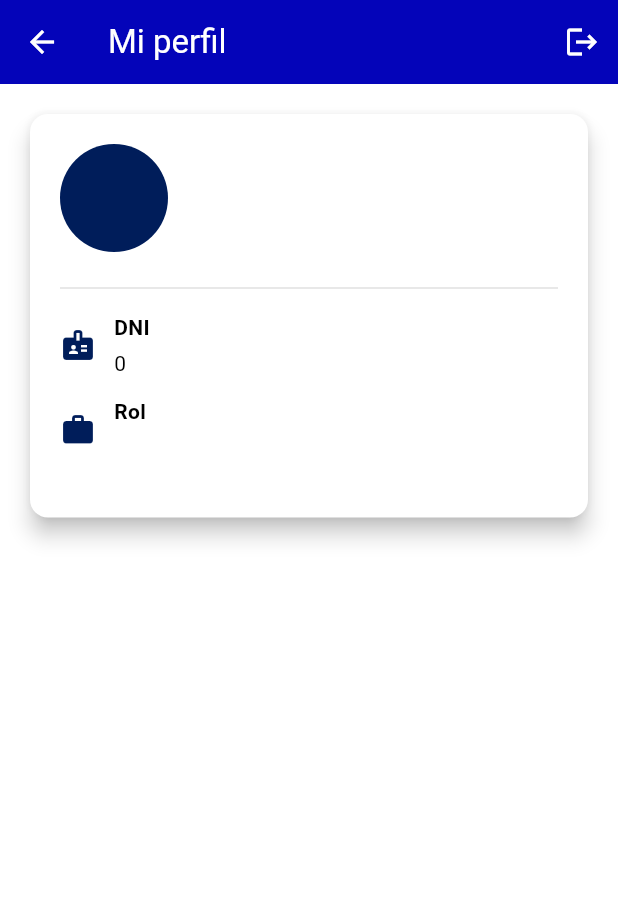
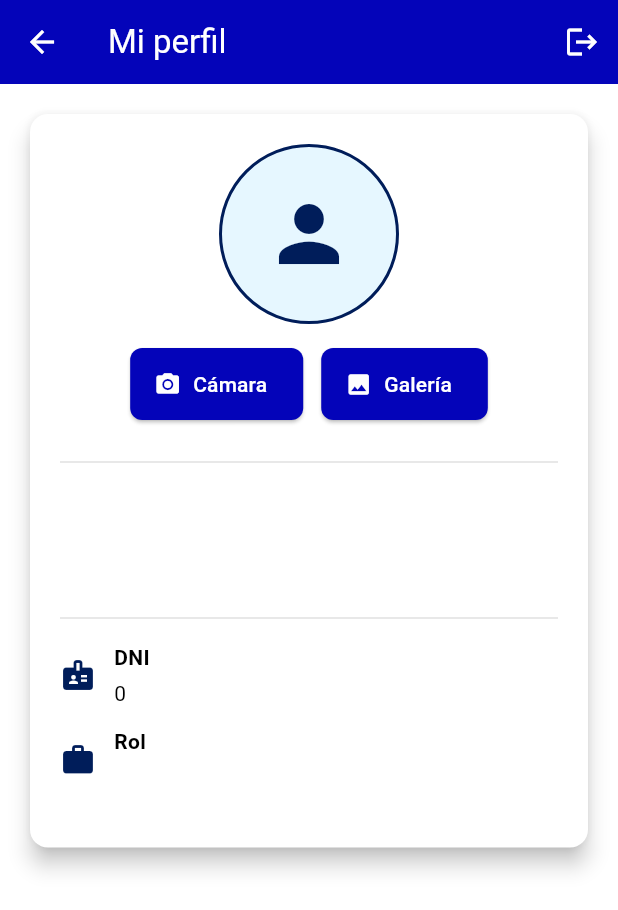
Before and after one commit to EmanuelAgustinPintorAcosta/GestionSociosMobile, a Flutter app: the PerfilSocioPantalla screen opened by its route, on a phone screen of 412 x 824 dp. Shown: the top 910 px of the screen. Run offline on Flutter 3.47's test engine with Material 3 defaults, Android fonts, the light colour scheme and no system bars; our stand-ins replace cloud_firestore, firebase_auth, firebase_core, firebase_storage, image_picker; accounts and stored records are empty.

Commit message:
integracion de imagenes, funcionando perfecto

```diff
--- a/lib/modelos/modelo_asunto.dart
+++ b/lib/modelos/modelo_asunto.dart
@@ -10,6 +10,7 @@ class ModeloAsunto {
   String descripcion;
   Timestamp fecha;
   bool leido;
+  String? fotoBase64;
 
   ModeloAsunto({
     this.id,
@@ -21,6 +22,7 @@ class ModeloAsunto {
     required this.descripcion,
     Timestamp? fecha,
     this.leido = false,
+    this.fotoBase64,
   }) : fecha = fecha ?? Timestamp.now();
 
   Map<String, dynamic> toMap() => {
@@ -32,6 +34,7 @@ class ModeloAsunto {
         'descripcion': descripcion,
         'fecha': fecha,
         'leido': leido,
+        if (fotoBase64 != null && fotoBase64!.isNotEmpty) 'fotoBase64': fotoBase64,
       };
 
   static ModeloAsunto fromMap(Map<String, dynamic> map) {
@@ -43,6 +46,7 @@ class ModeloAsunto {
       descripcion: map['descripcion'] ?? '',
       fecha: map['fecha'] is Timestamp ? map['fecha'] as Timestamp : Timestamp.now(),
       leido: map['leido'] ?? false,
+      fotoBase64: map['fotoBase64'] as String?,
     )..id = map['id'] ?? map['uid'];
   }
 }
--- a/lib/modelos/modelo_socio.dart
+++ b/lib/modelos/modelo_socio.dart
@@ -5,6 +5,8 @@ class ModeloSocio {
   int dni;
   String rol;
   String email;
+  String? fotoUrl;
+  String? fotoBase64;
 
   ModeloSocio({
     this.uid,
@@ -13,6 +15,8 @@ class ModeloSocio {
     required this.dni,
     this.rol = 'socio',
     required this.email,
+    this.fotoUrl,
+    this.fotoBase64,
   });
 
   factory ModeloSocio.fromMap(Map<String, dynamic> m) {
@@ -26,6 +30,8 @@ class ModeloSocio {
         : int.tryParse((m['dni'] ?? '').toString()) ?? 0,
       rol: (m['rol'] ?? 'socio') as String,
       email: (m['email'] ?? '') as String,
+      fotoUrl: (m['fotoUrl'] as String?) ?? '',
+      fotoBase64: (m['fotoBase64'] as String?) ?? '',
     );
   }
 
@@ -37,6 +43,8 @@ class ModeloSocio {
       'rol': rol,
       'email': email,
       'uid': uid,
+      if (fotoUrl != null && fotoUrl!.isNotEmpty) 'fotoUrl': fotoUrl,
+      if (fotoBase64 != null && fotoBase64!.isNotEmpty) 'fotoBase64': fotoBase64,
     };
   }
 }
--- a/lib/pantallas/perfil_socio.dart
+++ b/lib/pantallas/perfil_socio.dart
@@ -1,10 +1,42 @@
 import 'package:flutter/material.dart';
 import 'package:cloud_firestore/cloud_firestore.dart';
 import 'package:provider/provider.dart';
+import 'dart:typed_data';
+import 'dart:convert';
 import '../servicios/auth_servicio.dart';
+import '../servicios/db_servicio.dart';
+import '../widgets/actualizador_foto.dart';
 
-class PerfilSocioPantalla extends StatelessWidget {
+class PerfilSocioPantalla extends StatefulWidget {
   const PerfilSocioPantalla({super.key});
+
+  @override
+  State<PerfilSocioPantalla> createState() => _PerfilSocioPantallaState();
+}
+
+class _PerfilSocioPantallaState extends State<PerfilSocioPantalla> {
+  bool _cargando = false;
+
+  Future<void> _subirFoto(Uint8List imageBytes, String uid) async {
+    setState(() => _cargando = true);
+    try {
+      // Convertir bytes a Base64
+      final fotoBase64 = base64Encode(imageBytes);
+
+      // Guardar Base64 en Firestore
+      await DBServicio.actualizarFotoBase64(uid, fotoBase64);
+
+      ScaffoldMessenger.of(context).showSnackBar(
+        const SnackBar(content: Text('Foto actualizada exitosamente')),
+      );
+    } catch (e) {
+      ScaffoldMessenger.of(context).showSnackBar(
+        SnackBar(content: Text('Error al subir foto: $e')),
+      );
+    } finally {
+      if (mounted) setState(() => _cargando = false);
+    }
+  }
 
   @override
   Widget build(BuildContext context) {
@@ -43,21 +75,21 @@ class PerfilSocioPantalla extends StatelessWidget {
                   child: Column(
                     crossAxisAlignment: CrossAxisAlignment.start,
                     children: [
-                      Row(
-                        children: [
-                          CircleAvatar(
-                            radius: 36,
-                            backgroundColor: const Color(0xFF001D5A),
-                            child: Text(
-                              '${(data['nombre'] ?? '').toString().isNotEmpty ? (data['nombre'][0] ?? '') : ''}${(data['apellido'] ?? '').toString().isNotEmpty ? (data['apellido'][0] ?? '') : ''}'.toUpperCase(),
-                              style: const TextStyle(color: Colors.white, fontSize: 18, fontWeight: FontWeight.bold),
+                      // Sección de foto de perfil
+                      Center(
+                        child: _cargando
+                            ? const CircularProgressIndicator()
+                            : ActualizadorFoto(
+                                fotoBase64: (data['fotoBase64'] as String?)?.isNotEmpty == true
+                                    ? data['fotoBase64'] as String
+                                    : null,
+                                onFotoSeleccionada: (file) => _subirFoto(file, uid),
                               ),
                       ),
-                          const SizedBox(width: 16),
-                          Expanded(
-                            child: Column(
-                              crossAxisAlignment: CrossAxisAlignment.start,
-                              children: [
+                      const SizedBox(height: 20),
+                      Divider(color: Colors.grey[300]),
+                      const SizedBox(height: 16),
+                      // Información del usuario
                       Text(
                         '${data['nombre'] ?? ''} ${data['apellido'] ?? ''}',
                         style: const TextStyle(fontSize: 20, fontWeight: FontWeight.bold),
@@ -66,11 +98,6 @@ class PerfilSocioPantalla extends StatelessWidget {
                       Text(
                         data['email'] ?? '',
                         style: TextStyle(color: Colors.grey[700]),
-                                ),
-                              ],
-                            ),
-                          )
-                        ],
                       ),
                       const SizedBox(height: 16),
                       Divider(color: Colors.grey[300]),
--- /dev/null
+++ b/lib/widgets/actualizador_foto.dart
@@ -0,0 +1,106 @@
+import 'package:flutter/material.dart';
+import 'package:image_picker/image_picker.dart';
+import 'dart:typed_data';
+import 'dart:convert';
+import 'package:flutter/foundation.dart';
+
+class ActualizadorFoto extends StatefulWidget {
+  final String? fotoBase64;
+  final Function(Uint8List) onFotoSeleccionada;
+
+  const ActualizadorFoto({
+    required this.onFotoSeleccionada,
+    this.fotoBase64,
+  });
+
+  @override
+  State<ActualizadorFoto> createState() => _ActualizadorFotoState();
+}
+
+class _ActualizadorFotoState extends State<ActualizadorFoto> {
+  final ImagePicker _picker = ImagePicker();
+  Uint8List? _bytesSeleccionados;
+
+  Future<void> _tomarFoto() async {
+    final XFile? foto = await _picker.pickImage(
+      source: ImageSource.camera,
+      imageQuality: 95, // Máxima calidad (0-100)
+    );
+    if (foto != null) {
+      final Uint8List bytes = await foto.readAsBytes();
+      setState(() {
+        _bytesSeleccionados = bytes;
+      });
+      widget.onFotoSeleccionada(bytes);
+    }
+  }
+
+  Future<void> _seleccionarGaleria() async {
+    final XFile? foto = await _picker.pickImage(
+      source: ImageSource.gallery,
+      imageQuality: 95, // Máxima calidad (0-100)
+    );
+    if (foto != null) {
+      final Uint8List bytes = await foto.readAsBytes();
+      setState(() {
+        _bytesSeleccionados = bytes;
+      });
+      widget.onFotoSeleccionada(bytes);
+    }
+  }
+
+  @override
+  Widget build(BuildContext context) {
+    return Column(
+      children: [
+        // Mostrar foto actual o placeholder
+        Container(
+          width: 120,
+          height: 120,
+          decoration: BoxDecoration(
+            color: const Color(0xFFE6F7FF),
+            borderRadius: BorderRadius.circular(60),
+            border: Border.all(color: const Color(0xFF001D5A), width: 2),
+          ),
+          child: _bytesSeleccionados != null
+              ? ClipRRect(
+                  borderRadius: BorderRadius.circular(60),
+                  child: Image.memory(_bytesSeleccionados!, fit: BoxFit.cover),
+                )
+              : (widget.fotoBase64 != null && widget.fotoBase64!.isNotEmpty
+                  ? ClipRRect(
+                      borderRadius: BorderRadius.circular(60),
+                      child: Image.memory(
+                        base64Decode(widget.fotoBase64!),
+                        fit: BoxFit.cover,
+                        errorBuilder: (context, error, stackTrace) {
+                          return const Icon(Icons.error, color: Color(0xFFFF6B6B));
+                        },
+                      ),
+                    )
+                  : const Icon(Icons.person, size: 60, color: Color(0xFF001D5A))),
+        ),
+        const SizedBox(height: 16),
+        // Botones para seleccionar foto
+        Row(
+          mainAxisAlignment: MainAxisAlignment.center,
+          children: [
+            // En web, no mostrar botón de cámara (no soportado)
+            if (!kIsWeb)
+              ElevatedButton.icon(
+                onPressed: _tomarFoto,
+                icon: const Icon(Icons.camera_alt),
+                label: const Text('Cámara'),
+              ),
+            if (!kIsWeb) const SizedBox(width: 12),
+            ElevatedButton.icon(
+              onPressed: _seleccionarGaleria,
+              icon: const Icon(Icons.image),
+              label: const Text('Galería'),
+            ),
+          ],
+        ),
+      ],
+    );
+  }
+}
--- a/pubspec.yaml
+++ b/pubspec.yaml
@@ -30,6 +30,8 @@ environment:
 dependencies:
   flutter:
     sdk: flutter
+  image_picker: ^1.0.4
+  firebase_storage: ^13.0.4
 
   # The following adds the Cupertino Icons font to your application.
   # Use with the CupertinoIcons class for iOS style icons.
```
Also changed, not shown: lib/pantallas/admin_asuntos.dart (+19 -4 lines), lib/pantallas/contactar_admin.dart (+6 -1 lines), lib/servicios/db_servicio.dart (+13 -0 lines), lib/servicios/storage_servicio.dart (added, +30 -0 lines), pubspec.lock, 5 other files. Lines whose indentation alone changed are shown as unchanged.
